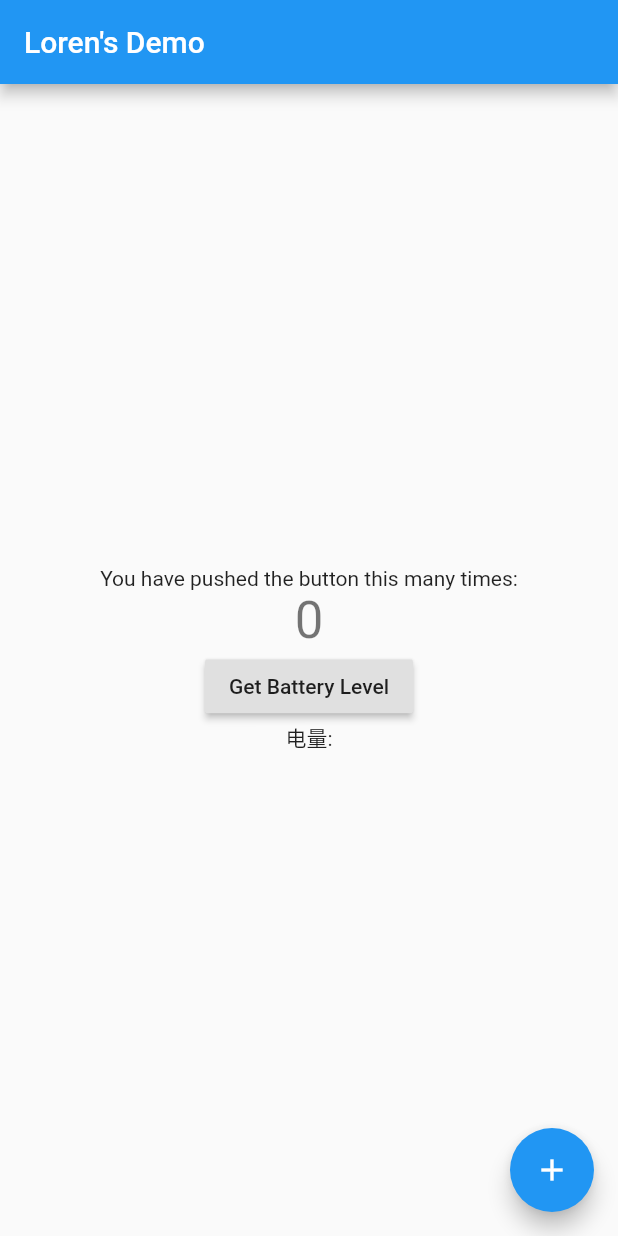
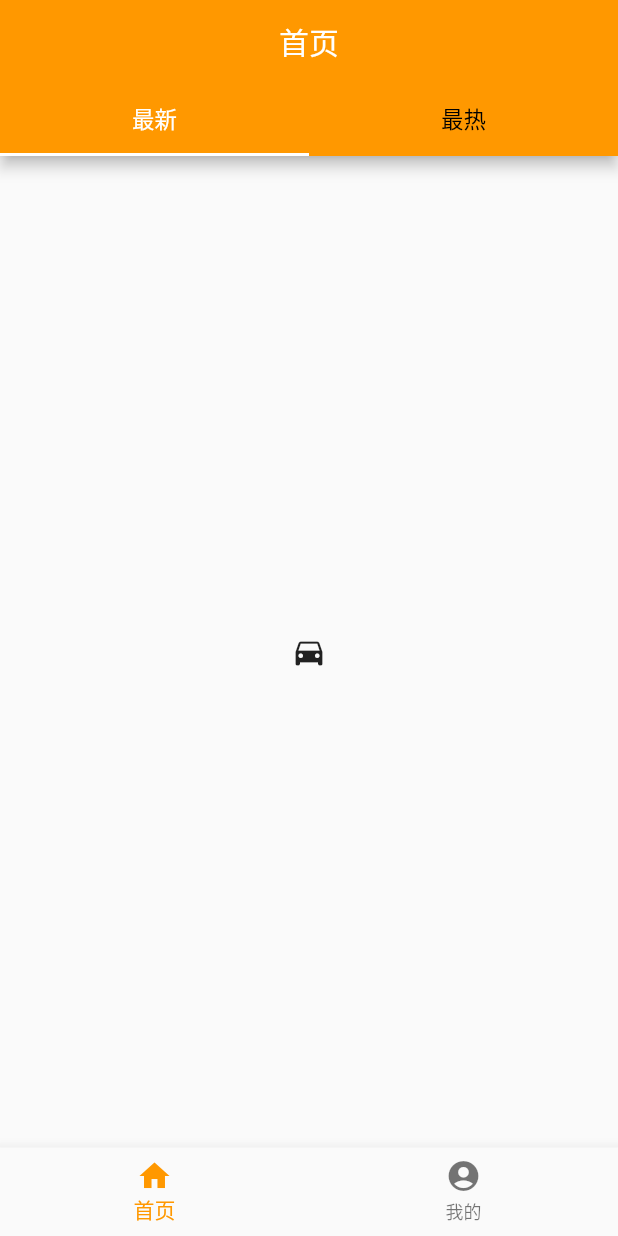
Before and after one commit to Loren1994/flutter-learning, a Flutter app: the screen it shows after launch, on a phone screen of 412 x 824 dp. Run offline on Flutter 3.47's test engine with Material 2 defaults, Android fonts, the phone set to English and light mode, and no system bars.

Commit message:
修改布局

```diff
--- a/lib/main.dart
+++ b/lib/main.dart
@@ -3,40 +3,36 @@ import 'dart:async';
 import 'package:flutter/material.dart';
 import 'package:flutter/services.dart';
 
-void main() => runApp(new MyApp());
+void main() => runApp(new App());
 
-class MyApp extends StatelessWidget {
+class App extends StatelessWidget {
   @override
   Widget build(BuildContext context) {
     return new MaterialApp(
-      title: 'Loren\'s Demo',
+      title: 'V2EX',
       theme: new ThemeData(
-        primarySwatch: Colors.blue,
+        primarySwatch: Colors.orange,
       ),
-      home: new MyHomePage(title: 'Loren\'s Demo'),
+      home: new HomePage(title: 'V2EX'),
     );
   }
 }
 
-class MyHomePage extends StatefulWidget {
-  MyHomePage({Key key, this.title}) : super(key: key);
+class HomePage extends StatefulWidget {
+  HomePage({Key key, this.title}) : super(key: key);
   final String title;
 
   @override
-  _MyHomePageState createState() => new _MyHomePageState();
+  _HomePageState createState() => new _HomePageState();
 }
 
-class _MyHomePageState extends State<MyHomePage> {
-  int _counter = 0;
+class _HomePageState extends State<HomePage>
+    with SingleTickerProviderStateMixin {
+  static const platform = const MethodChannel('samples.flutter.io/battery');
   String _batteryLevel = "";
-  static const platform = const MethodChannel('samples.flutter.io/battery');
+  int index = 0;
 
-  void _incrementCounter() {
-    setState(() {
-      _counter++;
-    });
-  }
-
+  //获取原生电量
   Future<Null> _getBatteryLevel() async {
     String batteryLevel;
     try {
@@ -52,36 +48,74 @@ class _MyHomePageState extends State<MyHomePage> {
     });
   }
 
+  final List<Text> tabTexts = <Text>[
+    new Text('最新', style: new TextStyle(fontSize: 15.0)),
+    new Text('最热', style: new TextStyle(fontSize: 15.0))
+  ];
+  final List<Text> itemTexts = <Text>[
+    new Text('首页', style: new TextStyle(fontSize: 12.0)),
+    new Text('我的', style: new TextStyle(fontSize: 12.0))
+  ];
+
   @override
   Widget build(BuildContext context) {
-    return new Scaffold(
-      appBar: new AppBar(
-        title: new Text(widget.title),
-      ),
-      body: new Center(
-        child: new Column(
-          mainAxisAlignment: MainAxisAlignment.center,
-          children: <Widget>[
-            new Text(
-              'You have pushed the button this many times:',
+    final List<Tab> tabs = [];
+    for (int i = 0; i < tabTexts.length; i++) {
+      tabs.add(new Tab(
+        child: tabTexts[i],
+      ));
+    }
+    final items =
+        new List<BottomNavigationBarItem>.generate(itemTexts.length, (index) {
+      switch (index) {
+        case 0:
+          return new BottomNavigationBarItem(
+              icon: new Icon(Icons.home), title: itemTexts[index]);
+        case 1:
+          return new BottomNavigationBarItem(
+              icon: new Icon(Icons.account_circle), title: itemTexts[index]);
+      }
+    });
+    return new DefaultTabController(
+        child: new Scaffold(
+          appBar: new AppBar(
+            backgroundColor: Colors.orange,
+            title: _getTitle(),
+            bottom: new TabBar(
+              key: Key('home_tab'),
+              isScrollable: false,
+              tabs: tabs,
+              indicatorColor: Colors.white,
+              unselectedLabelColor: Colors.black,
+              labelColor: Colors.white,
             ),
-            new Text(
-              '$_counter',
-              style: Theme.of(context).textTheme.display1,
-            ),
-            new RaisedButton(
-              child: new Text('Get Battery Level'),
-              onPressed: _getBatteryLevel,
-            ),
-            new Text('电量:$_batteryLevel')
-          ],
+          ), // 标题
+          body: new TabBarView(children: [
+            new Icon(Icons.directions_car),
+            new Icon(Icons.directions_transit)
+          ]),
+//          drawer: null, //抽屉
+          bottomNavigationBar: new BottomNavigationBar(
+              onTap: _selectPosition,
+              currentIndex: index,
+              iconSize: 24.0,
+              items: items),
         ),
-      ),
-      floatingActionButton: new FloatingActionButton(
-        onPressed: _incrementCounter,
-        tooltip: 'Increment',
-        child: new Icon(Icons.add),
-      ),
-    );
+        length: tabs.length);
+  }
+
+  _selectPosition(int index) {
+    if (this.index == index) return;
+    //TODO navigation
+
+    setState(() {
+      this.index = index;
+    });
+  }
+
+  _getTitle() {
+    return new Center(
+        child: new Text(this.itemTexts[index].data,
+            style: new TextStyle(fontSize: 20.0, color: Colors.white)));
   }
 }
```
Also changed, not shown: lib/pages/HotPage.dart (added), lib/pages/LatestPage.dart (added), lib/pages/Person.dart (added), 1 other file.
